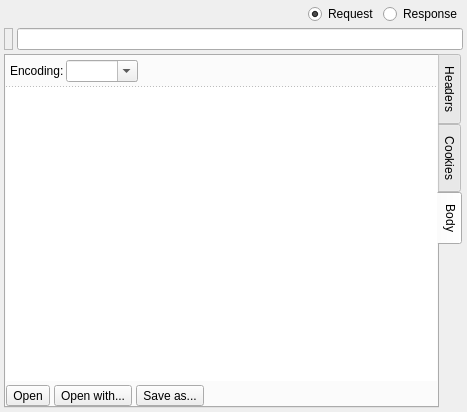
Above: plugins/httptool/resultform.ui from PostMonster/postmonster before the change. Below: the same form after it.
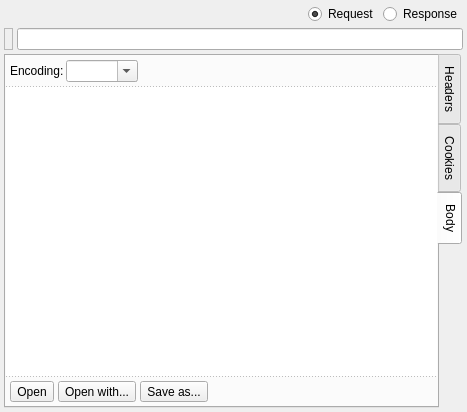
That is the form after the change. The open tabs and pages were chosen to show the change.

Commit message: Hiding of request URL when viewing response result

```diff
--- a/plugins/httptool/resultform.ui
+++ b/plugins/httptool/resultform.ui
@@ -239,7 +239,8 @@
        <item>
         <widget class="QPlainTextEdit" name="bodyText">
          <property name="styleSheet">
-          <string notr="true">border-top: 1px dotted grey</string>
+          <string notr="true">border-top: 1px dotted grey;
+border-bottom: 1px dotted grey;</string>
          </property>
          <property name="frameShape">
           <enum>QFrame::NoFrame</enum>
@@ -251,6 +252,18 @@
        </item>
        <item>
         <layout class="QHBoxLayout" name="horizontalLayout_5">
+         <property name="spacing">
+          <number>4</number>
+         </property>
+         <property name="leftMargin">
+          <number>4</number>
+         </property>
+         <property name="rightMargin">
+          <number>4</number>
+         </property>
+         <property name="bottomMargin">
+          <number>4</number>
+         </property>
          <item>
           <widget class="QToolButton" name="toolButton_3">
            <property name="text">
```
Left out of the diff: 7 changed lines with no effect on the pictures. The commit also changes 1 other file.
